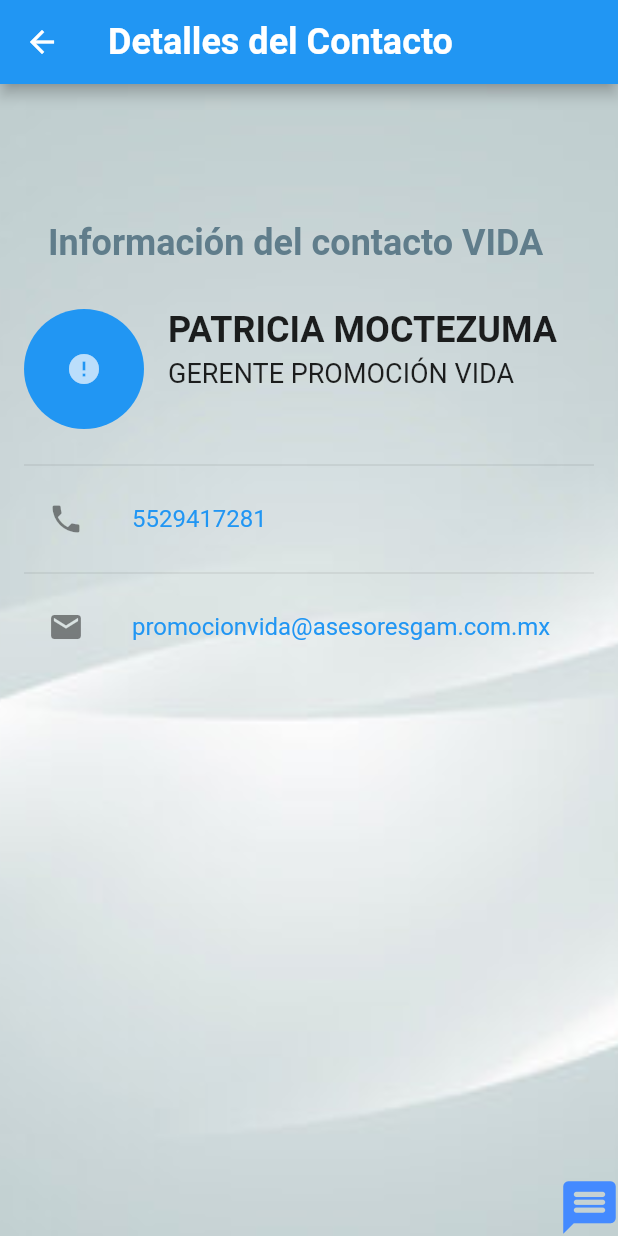
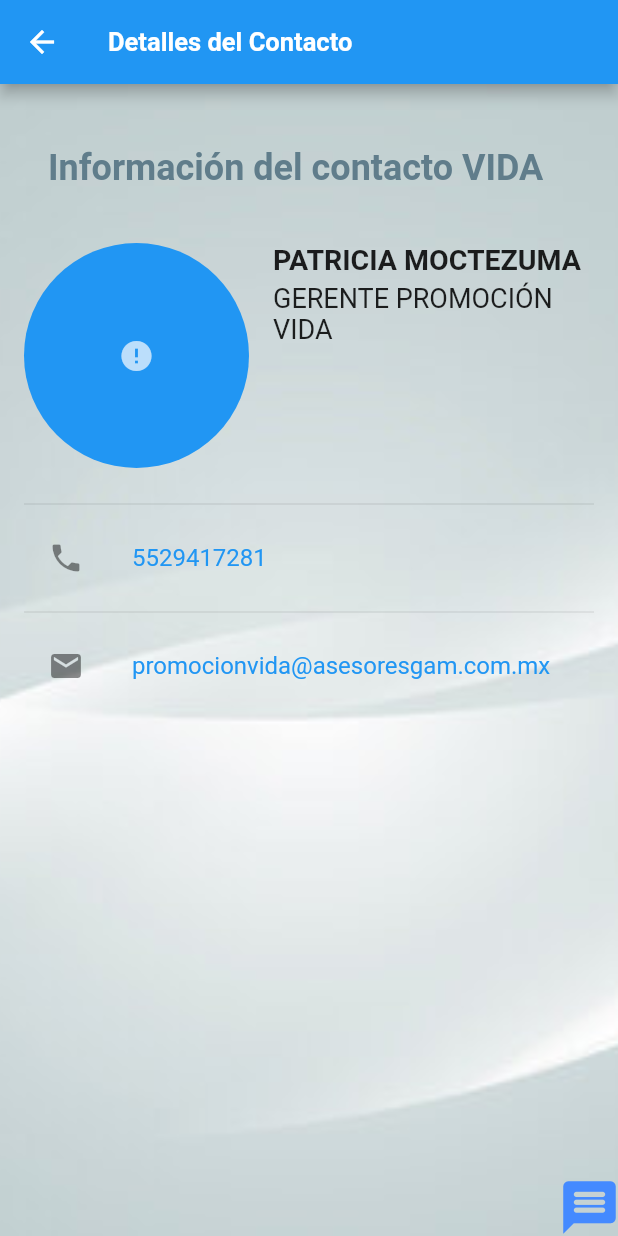
Before and after one commit to DevAppsGam/MobilGam, a Flutter app: the contactoDetalle screen opened directly, on a phone screen of 412 x 824 dp. Run offline on Flutter 3.47's test engine with Material 2 defaults, Android fonts, the phone set to English and light mode, and no system bars; our stand-ins replace cached_network_image, device_info_plus, file_picker, fl_chart, open_filex; missing offline and left inert: flutter_downloader, flutter_file_downloader, internet_file, pdfx; network calls fail.

Commit message:
CAMBIOS en tamaños de las fuentes

```diff
--- a/lib/Pages/Contacto/ContactoDetalleVida.dart
+++ b/lib/Pages/Contacto/ContactoDetalleVida.dart
@@ -28,7 +28,7 @@ class contactoDetalle extends StatelessWidget {
           style: TextStyle(
             fontFamily: 'Roboto',
             fontWeight: FontWeight.bold,
-            fontSize: 24,
+            fontSize: 17,
           ),
         ),
       ),
@@ -48,7 +48,7 @@ class contactoDetalle extends StatelessWidget {
               child: Column(
                 crossAxisAlignment: CrossAxisAlignment.start,
                 children: [
-                  const SizedBox(height: 60),
+                  const SizedBox(height: 10),
                   const Padding(
                     padding: EdgeInsets.all(16.0),
                     child: Text(
@@ -61,13 +61,13 @@ class contactoDetalle extends StatelessWidget {
                       ),
                     ),
                   ),
-                  const SizedBox(height: 14,),
+                  const SizedBox(height: 20,),
                   Row(
                     crossAxisAlignment: CrossAxisAlignment.start,
                     children: [
                       const SizedBox(height: 60),
                       CircleAvatar(
-                        radius: 40,
+                        radius: 75,
                         backgroundColor: Colors.blue,
                         child: Image.network(
                           'http://www.asesoresgam.com.mx/sistemas1/$rutaDeLaFoto',
@@ -85,8 +85,8 @@ class contactoDetalle extends StatelessWidget {
                           errorBuilder: (BuildContext context, Object error, StackTrace? stackTrace) {
                             return const Icon(Icons.error);
                           },
-                          width: 64,
-                          height: 64,
+                          width: 140,
+                          height: 140,
                         ),
                       ),
                       const SizedBox(width: 16),
@@ -97,7 +97,7 @@ class contactoDetalle extends StatelessWidget {
                             Text(
                               nombre,
                               style: const TextStyle(
-                                fontSize: 24,
+                                fontSize: 19,
                                 fontWeight: FontWeight.bold,
                                 fontFamily: 'Roboto',
                               ),
--- a/lib/Pages/asesoresPage.dart
+++ b/lib/Pages/asesoresPage.dart
@@ -26,7 +26,7 @@ class Asesores extends StatelessWidget {
             "Bienvenido $nombreUsuario",
             style: const TextStyle(
               fontFamily: 'Roboto',
-              fontSize: 24,
+              fontSize: 17,
               color: Color.fromRGBO(246, 246, 246, 1),
             ),
           ),
@@ -280,7 +280,7 @@ class IconWithText extends StatelessWidget {
             title,
             style: TextStyle(
               fontFamily: 'Roboto',
-              fontSize: 24,
+              fontSize: 17.5,
               fontWeight: FontWeight.bold,
               color: color ?? Colors.black, // Color del texto (usará negro si no se proporciona un color específico)
             ),
```
